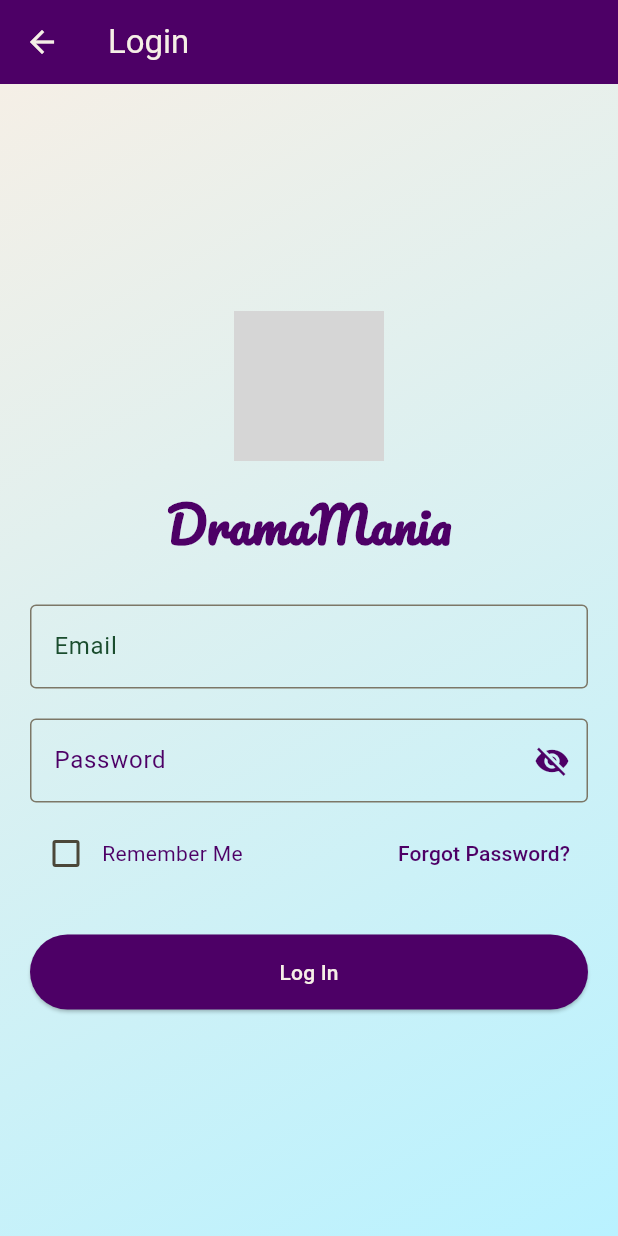
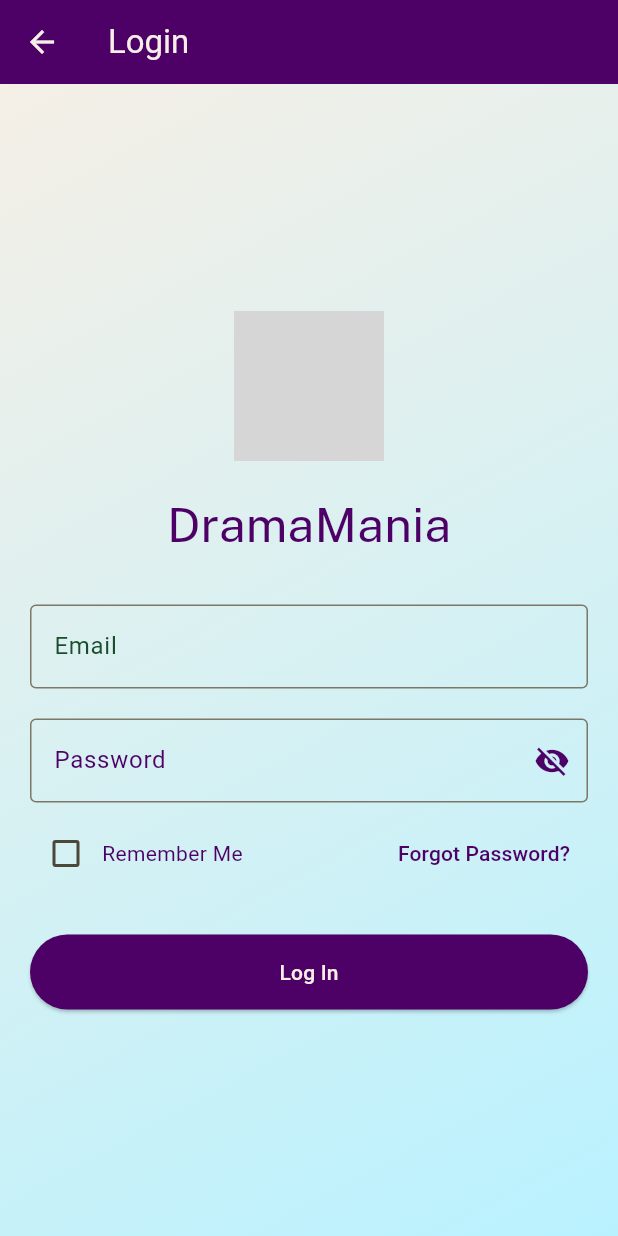
Before and after one commit to AzakarJewelry/Streaming-App-using-flutter, a Flutter app: the screen it shows after launch, after a tap on "Login", on a phone screen of 412 x 824 dp. Run offline on Flutter 3.47's test engine with Material 3 defaults, Android fonts, the phone set to English and light mode, and no system bars; our stand-ins replace carousel_slider, chewie, cloud_firestore, firebase_auth, firebase_core, flutter_rating_bar and 6 more; missing offline and left inert: azakarstream; accounts and stored records are empty; network calls fail; grey boxes are pictures that could not be loaded.

Commit message:
new logo and design

```diff
--- a/lib/login.dart
+++ b/lib/login.dart
@@ -124,7 +124,7 @@ class _LoginScreenState extends State<LoginScreen> {
               children: [
                 const SizedBox(height: 20),
                 Image.network(
-                  'https://media-hosting.imagekit.io//b79407aaf50f4ad5/Screenshot_2025-02-04_142335-removebg-preview.png?Expires=1833258285&Key-Pair-Id=K2ZIVPTIP2VGHC&Signature=Cl~OJbyKFtcVu27ETGwEKLb0DxYaGYBXRxy9k9D7CLM61zLPD4Qy5ZfXMEWOk7Ktxc~ogKau3hllEYDzGJm7ca7B5mLJGggLB772vNSOCMj3ug2me5SzT3TaSzG3VxF9ehzxz3tFRkYQ6br5Guoy-2gfbjHB~3SXSL1YLtvZlFsyj0skPS841jdCt2l014z7hHEBTq0IStHyT-f~H3Sdqz5nUBPz6WWVdXm3dyqpAxZhhwME57QShkVxadcqm-cQf7EwsNAx88gsU5h5sGFBk0WfLDaePQGzD3mj8z-sWYfLs19fH95covT0MKmyOsPDtN5ElCGt3w9Mj0M1XcFBZw__',
+                  'https://res.cloudinary.com/dkhe2vgto/image/upload/v1739954118/dramamania_wulnyr.png',
                   width: 100,
                   height: 100,
                   fit: BoxFit.contain,
@@ -133,9 +133,9 @@ class _LoginScreenState extends State<LoginScreen> {
                 // Updated DramaMania text with artistic font
                 Text(
                   'DramaMania',
-                  style: GoogleFonts.pacifico(
+                  style: GoogleFonts.publicSans(
                     fontSize: 32,
-                    fontWeight: FontWeight.bold,
+
                     color: const Color(0xFF4d0066),
                   ),
                 ),
--- a/lib/main.dart
+++ b/lib/main.dart
@@ -120,7 +120,7 @@ class _SplashScreenState extends State<SplashScreen>
             mainAxisAlignment: MainAxisAlignment.center,
             children: [
               Image.network(
-                'https://media-hosting.imagekit.io//b79407aaf50f4ad5/Screenshot_2025-02-04_142335-removebg-preview.png?Expires=1833258285&Key-Pair-Id=K2ZIVPTIP2VGHC&Signature=Cl~OJbyKFtcVu27ETGwEKLb0DxYaGYBXRxy9k9D7CLM61zLPD4Qy5ZfXMEWOk7Ktxc~ogKau3hllEYDzGJm7ca7B5mLJGggLB772vNSOCMj3ug2me5SzT3TaSzG3VxF9ehzxz3tFRkYQ6br5Guoy-2gfbjHB~3SXSL1YLtvZlFsyj0skPS841jdCt2l014z7hHEBTq0IStHyT-f~H3Sdqz5nUBPz6WWVdXm3dyqpAxZhhwME57QShkVxadcqm-cQf7EwsNAx88gsU5h5sGFBk0WfLDaePQGzD3mj8z-sWYfLs19fH95covT0MKmyOsPDtN5ElCGt3w9Mj0M1XcFBZw__',
+                'https://res.cloudinary.com/dkhe2vgto/image/upload/v1739954118/dramamania_wulnyr.png',
                 width: 150,
                 height: 150,
                 fit: BoxFit.contain,
@@ -139,15 +139,14 @@ class _SplashScreenState extends State<SplashScreen>
               const SizedBox(height: 16),
               Text(
                 widget.splashName,
-                style: GoogleFonts.pacifico(
+                style: GoogleFonts.publicSans(
                   fontSize: 45,
-                  fontWeight: FontWeight.bold,
-                  color: const Color(0xFF1A4D2E),
+                  color: const Color(0xFF4d0066),
                 ),
               ),
               const SizedBox(height: 16),
               const CircularProgressIndicator(
-                valueColor: AlwaysStoppedAnimation<Color>(Color(0xFF1A4D2E)),
+                valueColor: AlwaysStoppedAnimation<Color>(Color(0xFF4d0066)),
               ),
             ],
           ),
@@ -181,7 +180,7 @@ class MyHomePage extends StatelessWidget {
                 child: Column(
                   children: [
                     Image.network(
-                      'https://media-hosting.imagekit.io//b79407aaf50f4ad5/Screenshot_2025-02-04_142335-removebg-preview.png?Expires=1833258285&Key-Pair-Id=K2ZIVPTIP2VGHC&Signature=Cl~OJbyKFtcVu27ETGwEKLb0DxYaGYBXRxy9k9D7CLM61zLPD4Qy5ZfXMEWOk7Ktxc~ogKau3hllEYDzGJm7ca7B5mLJGggLB772vNSOCMj3ug2me5SzT3TaSzG3VxF9ehzxz3tFRkYQ6br5Guoy-2gfbjHB~3SXSL1YLtvZlFsyj0skPS841jdCt2l014z7hHEBTq0IStHyT-f~H3Sdqz5nUBPz6WWVdXm3dyqpAxZhhwME57QShkVxadcqm-cQf7EwsNAx88gsU5h5sGFBk0WfLDaePQGzD3mj8z-sWYfLs19fH95covT0MKmyOsPDtN5ElCGt3w9Mj0M1XcFBZw__',
+                      'https://res.cloudinary.com/dkhe2vgto/image/upload/v1739954118/dramamania_wulnyr.png',
                       width: 150,
                       height: 150,
                       fit: BoxFit.contain,
@@ -200,10 +199,10 @@ class MyHomePage extends StatelessWidget {
                     const SizedBox(height: 16),
                     Text(
                       'DramaMania',
-                      style: GoogleFonts.pacifico(
+                      style: GoogleFonts.publicSans(
                         fontSize: 45,
-                        fontWeight: FontWeight.bold,
-                        color: const Color(0xFF1A4D2E),
+
+                        color: const Color(0xFF4d0066),
                       ),
                     ),
                     const SizedBox(height: 8),
@@ -211,7 +210,7 @@ class MyHomePage extends StatelessWidget {
                       'streaming platform and downloads',
                       style: TextStyle(
                         fontSize: 14,
-                        color: Color(0xFF1A4D2E),
+                        color: Color(0xFF4d0066),
                       ),
                     ),
                   ],
```
Also changed, not shown: lib/signup.dart (+18 -19 lines).
